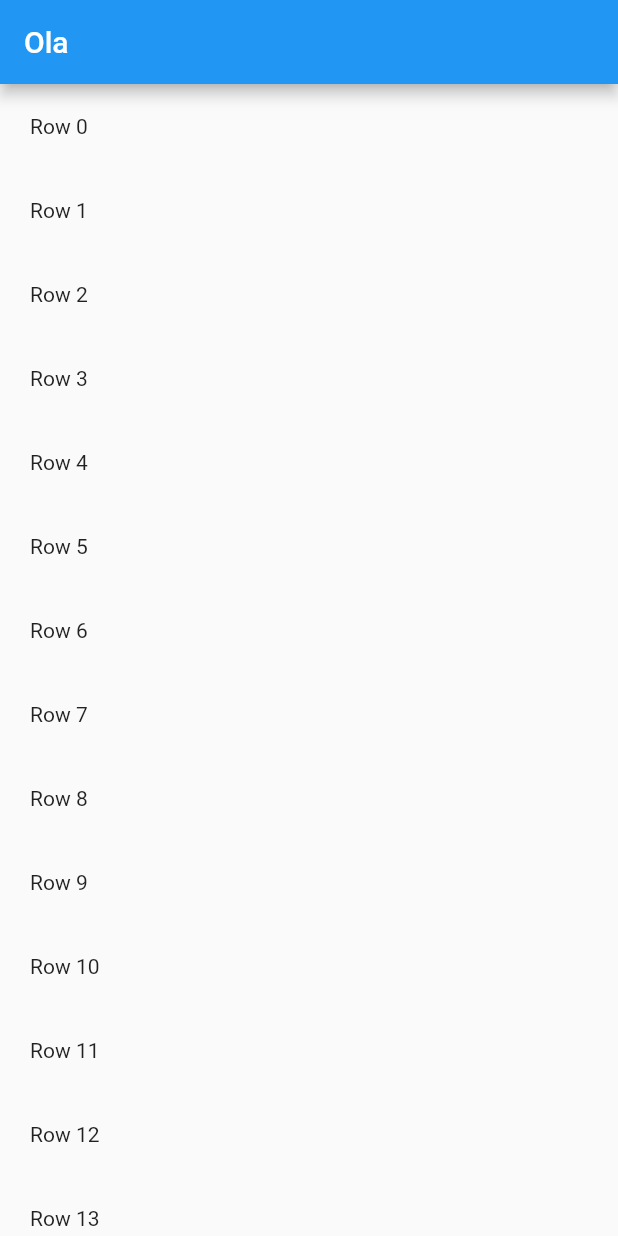
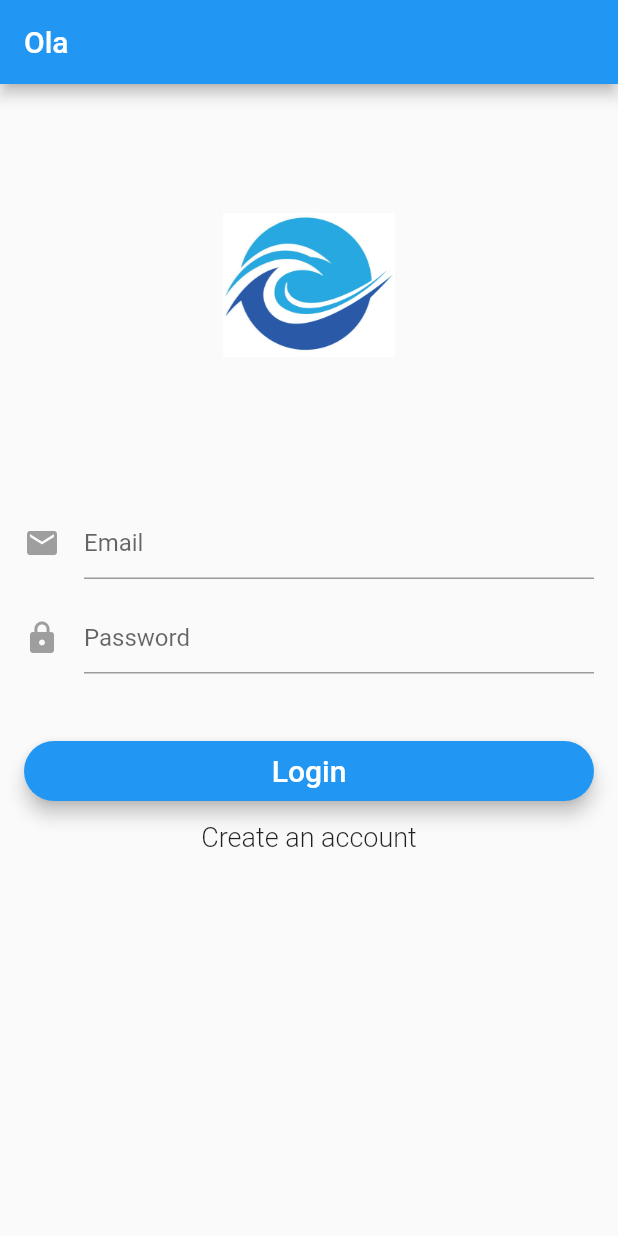
Before and after one commit to mkoehne/ola, a Flutter app: the screen it shows after launch, on a phone screen of 412 x 824 dp. Run offline on Flutter 3.47's test engine with Material 2 defaults, Android fonts, the phone set to English and light mode, and no system bars; our stand-ins replace firebase_auth, firebase_database; accounts and stored records are empty.

Commit message:
Firebase auth

```diff
--- a/lib/main.dart
+++ b/lib/main.dart
@@ -1,53 +1,20 @@
 import 'package:flutter/material.dart';
+import 'package:ola/services/authentication.dart';
+import 'package:ola/pages/root_page.dart';
 
 void main() {
-  runApp(new SampleApp());
+  runApp(new MyApp());
 }
 
-class SampleApp extends StatelessWidget {
-  // This widget is the root of your application.
+class MyApp extends StatelessWidget {
   @override
   Widget build(BuildContext context) {
     return new MaterialApp(
-      title: 'Sample App',
-      theme: new ThemeData(
-        primarySwatch: Colors.blue,
-      ),
-      home: new SampleAppPage(),
-    );
+        title: 'Ola',
+        debugShowCheckedModeBanner: false,
+        theme: new ThemeData(
+          primarySwatch: Colors.blue,
+        ),
+        home: new RootPage(auth: new Auth()));
   }
 }
-
-class SampleAppPage extends StatefulWidget {
-  SampleAppPage({Key key}) : super(key: key);
-
-  @override
-  _SampleAppPageState createState() => new _SampleAppPageState();
-}
-
-class _SampleAppPageState extends State<SampleAppPage> {
-  @override
-  Widget build(BuildContext context) {
-    return new Scaffold(
-      appBar: new AppBar(
-        title: new Text("Ola"),
-      ),
-      body: new ListView(children: _getListData()),
-    );
-  }
-
-  _getListData() {
-    List<Widget> widgets = [];
-    for (int i = 0; i < 100; i++) {
-      widgets.add(new GestureDetector(
-        child: new Padding(
-            padding: new EdgeInsets.all(20.0),
-            child: new Text("Row $i")),
-        onTap: () {
-          print("row tapped $i");
-        },
-      ));
-    }
-    return widgets;
-  }
-}
--- /dev/null
+++ b/lib/pages/login_signup_page.dart
@@ -0,0 +1,240 @@
+import 'package:flutter/material.dart';
+import 'package:ola/services/authentication.dart';
+
+class LoginSignUpPage extends StatefulWidget {
+  LoginSignUpPage({this.auth, this.onSignedIn});
+
+  final BaseAuth auth;
+  final VoidCallback onSignedIn;
+
+  @override
+  State<StatefulWidget> createState() => new _LoginSignUpPageState();
+}
+
+enum FormMode { LOGIN, SIGNUP }
+
+class _LoginSignUpPageState extends State<LoginSignUpPage> {
+  final _formKey = new GlobalKey<FormState>();
+
+  String _email;
+  String _password;
+  String _errorMessage;
+
+  // Initial form is login form
+  FormMode _formMode = FormMode.LOGIN;
+  bool _isIos;
+  bool _isLoading;
+
+  // Check if form is valid before perform login or signup
+  bool _validateAndSave() {
+    final form = _formKey.currentState;
+    if (form.validate()) {
+      form.save();
+      return true;
+    }
+    return false;
+  }
+
+  // Perform login or signup
+  _validateAndSubmit() async {
+    setState(() {
+      _errorMessage = "";
+      _isLoading = true;
+    });
+    if (_validateAndSave()) {
+      String userId = "";
+      try {
+        if (_formMode == FormMode.LOGIN) {
+          userId = await widget.auth.signIn(_email, _password);
+          print('Signed in: $userId');
+        } else {
+          userId = await widget.auth.signUp(_email, _password);
+          print('Signed up user: $userId');
+        }
+        setState(() {
+          _isLoading = false;
+        });
+
+        if (userId.length > 0 && userId != null) {
+          widget.onSignedIn();
+        }
+
+      } catch (e) {
+        print('Error: $e');
+        setState(() {
+          _isLoading = false;
+          if (_isIos) {
+            _errorMessage = e.details;
+          } else
+            _errorMessage = e.message;
+        });
+      }
+    }
+  }
+
+  @override
+  void initState() {
+    _errorMessage = "";
+    _isLoading = false;
+    super.initState();
+  }
+
+  void _changeFormToSignUp() {
+    _formKey.currentState.reset();
+    _errorMessage = "";
+    setState(() {
+      _formMode = FormMode.SIGNUP;
+    });
+  }
+
+  void _changeFormToLogin() {
+    _formKey.currentState.reset();
+    _errorMessage = "";
+    setState(() {
+      _formMode = FormMode.LOGIN;
+    });
+  }
+
+  @override
+  Widget build(BuildContext context) {
+    _isIos = Theme.of(context).platform == TargetPlatform.iOS;
+    return new Scaffold(
+        appBar: new AppBar(
+          title: new Text('Ola'),
+        ),
+        body: Stack(
+          children: <Widget>[
+            _showBody(),
+            _showCircularProgress(),
+          ],
+        ));
+  }
+
+  Widget _showCircularProgress(){
+    if (_isLoading) {
+      return Center(child: CircularProgressIndicator());
+    } return Container(height: 0.0, width: 0.0,);
+
+  }
+
+  Widget _showBody(){
+    return new Container(
+        padding: EdgeInsets.all(16.0),
+        child: new Form(
+          key: _formKey,
+          child: new ListView(
+            shrinkWrap: true,
+            children: <Widget>[
+              _showLogo(),
+              _showEmailInput(),
+              _showPasswordInput(),
+              _showPrimaryButton(),
+              _showSecondaryButton(),
+              _showErrorMessage(),
+            ],
+          ),
+        ));
+  }
+
+  Widget _showErrorMessage() {
+    if (_errorMessage.length > 0 && _errorMessage != null) {
+      return new Text(
+        _errorMessage,
+        style: TextStyle(
+            fontSize: 13.0,
+            color: Colors.red,
+            height: 1.0,
+            fontWeight: FontWeight.w300),
+      );
+    } else {
+      return new Container(
+        height: 0.0,
+      );
+    }
+  }
+
+  Widget _showLogo() {
+    return new Hero(
+      tag: 'hero',
+      child: Padding(
+        padding: EdgeInsets.fromLTRB(0.0, 70.0, 0.0, 0.0),
+        child: CircleAvatar(
+          backgroundColor: Colors.transparent,
+          radius: 48.0,
+          child: Image.asset('assets/flutter-icon.png'),
+        ),
+      ),
+    );
+  }
+
+  Widget _showEmailInput() {
+    return Padding(
+      padding: const EdgeInsets.fromLTRB(0.0, 100.0, 0.0, 0.0),
+      child: new TextFormField(
+        maxLines: 1,
+        keyboardType: TextInputType.emailAddress,
+        autofocus: false,
+        decoration: new InputDecoration(
+            hintText: 'Email',
+            icon: new Icon(
+              Icons.mail,
+              color: Colors.grey,
+            )),
+        validator: (value) => value.isEmpty ? 'Email can\'t be empty' : null,
+        onSaved: (value) => _email = value,
+      ),
+    );
+  }
+
+  Widget _showPasswordInput() {
+    return Padding(
+      padding: const EdgeInsets.fromLTRB(0.0, 15.0, 0.0, 0.0),
+      child: new TextFormField(
+        maxLines: 1,
+        obscureText: true,
+        autofocus: false,
+        decoration: new InputDecoration(
+            hintText: 'Password',
+            icon: new Icon(
+              Icons.lock,
+              color: Colors.grey,
+            )),
+        validator: (value) => value.isEmpty ? 'Password can\'t be empty' : null,
+        onSaved: (value) => _password = value,
+      ),
+    );
+  }
+
+  Widget _showSecondaryButton() {
+    return new FlatButton(
+      child: _formMode == FormMode.LOGIN
+          ? new Text('Create an account',
+              style: new TextStyle(fontSize: 18.0, fontWeight: FontWeight.w300))
+          : new Text('Have an account? Sign in',
+              style:
+                  new TextStyle(fontSize: 18.0, fontWeight: FontWeight.w300)),
+      onPressed: _formMode == FormMode.LOGIN
+          ? _changeFormToSignUp
+          : _changeFormToLogin,
+    );
+  }
+
+  Widget _showPrimaryButton() {
+    return new Padding(
+        padding: EdgeInsets.fromLTRB(0.0, 45.0, 0.0, 0.0),
+        child: SizedBox(
+          height: 40.0,
+          child: new RaisedButton(
+            elevation: 5.0,
+            shape: new RoundedRectangleBorder(borderRadius: new BorderRadius.circular(30.0)),
+            color: Colors.blue,
+            child: _formMode == FormMode.LOGIN
+                ? new Text('Login',
+                    style: new TextStyle(fontSize: 20.0, color: Colors.white))
+                : new Text('Create account',
+                    style: new TextStyle(fontSize: 20.0, color: Colors.white)),
+            onPressed: _validateAndSubmit,
+          ),
+        ));
+  }
+}
--- /dev/null
+++ b/lib/pages/root_page.dart
@@ -0,0 +1,92 @@
+import 'package:flutter/material.dart';
+import 'package:ola/pages/login_signup_page.dart';
+import 'package:ola/services/authentication.dart';
+import 'package:ola/pages/home_page.dart';
+
+class RootPage extends StatefulWidget {
+  RootPage({this.auth});
+
+  final BaseAuth auth;
+
+  @override
+  State<StatefulWidget> createState() => new _RootPageState();
+}
+
+enum AuthStatus {
+  NOT_DETERMINED,
+  NOT_LOGGED_IN,
+  LOGGED_IN,
+}
+
+class _RootPageState extends State<RootPage> {
+  AuthStatus authStatus = AuthStatus.NOT_DETERMINED;
+  String _userId = "";
+
+  @override
+  void initState() {
+    super.initState();
+    widget.auth.getCurrentUser().then((user) {
+      setState(() {
+        if (user != null) {
+          _userId = user?.uid;
+        }
+        authStatus =
+            user?.uid == null ? AuthStatus.NOT_LOGGED_IN : AuthStatus.LOGGED_IN;
+      });
+    });
+  }
+
+  void _onLoggedIn() {
+    widget.auth.getCurrentUser().then((user){
+      setState(() {
+        _userId = user.uid.toString();
+      });
+    });
+    setState(() {
+      authStatus = AuthStatus.LOGGED_IN;
+
+    });
+  }
+
+  void _onSignedOut() {
+    setState(() {
+      authStatus = AuthStatus.NOT_LOGGED_IN;
+      _userId = "";
+    });
+  }
+
+  Widget _buildWaitingScreen() {
+    return Scaffold(
+      body: Container(
+        alignment: Alignment.center,
+        child: CircularProgressIndicator(),
+      ),
+    );
+  }
+
+  @override
+  Widget build(BuildContext context) {
+    switch (authStatus) {
+      case AuthStatus.NOT_DETERMINED:
+        return _buildWaitingScreen();
+        break;
+      case AuthStatus.NOT_LOGGED_IN:
+        return new LoginSignUpPage(
+          auth: widget.auth,
+          onSignedIn: _onLoggedIn,
+        );
+        break;
+      case AuthStatus.LOGGED_IN:
+        if (_userId.length > 0 && _userId != null) {
+          return new HomePage(
+            userId: _userId,
+            auth: widget.auth,
+            onSignedOut: _onSignedOut,
+          );
+        } else return _buildWaitingScreen();
+        break;
+      default:
+        return _buildWaitingScreen();
+    }
+  }
+}
--- /dev/null
+++ b/lib/services/authentication.dart
@@ -0,0 +1,37 @@
+import 'dart:async';
+import 'package:firebase_auth/firebase_auth.dart';
+
+abstract class BaseAuth {
+  Future<String> signIn(String email, String password);
+
+  Future<String> signUp(String email, String password);
+
+  Future<FirebaseUser> getCurrentUser();
+
+  Future<void> signOut();
+}
+
+class Auth implements BaseAuth {
+  final FirebaseAuth _firebaseAuth = FirebaseAuth.instance;
+
+  Future<String> signIn(String email, String password) async {
+    FirebaseUser user = await _firebaseAuth.signInWithEmailAndPassword(
+        email: email, password: password);
+    return user.uid;
+  }
+
+  Future<String> signUp(String email, String password) async {
+    FirebaseUser user = await _firebaseAuth.createUserWithEmailAndPassword(
+        email: email, password: password);
+    return user.uid;
+  }
+
+  Future<FirebaseUser> getCurrentUser() async {
+    FirebaseUser user = await _firebaseAuth.currentUser();
+    return user;
+  }
+
+  Future<void> signOut() async {
+    return _firebaseAuth.signOut();
+  }
+}
--- a/pubspec.yaml
+++ b/pubspec.yaml
@@ -19,6 +19,8 @@ dependencies:
   # The following adds the Cupertino Icons font to your application.
   # Use with the CupertinoIcons class for iOS style icons.
   cupertino_icons: ^0.1.2
+  firebase_auth: ^0.6.6
+  firebase_database: ^1.0.5
 
 dev_dependencies:
   flutter_test:
@@ -35,6 +37,9 @@ flutter:
   # included with your application, so that you can use the icons in
   # the material Icons class.
   uses-material-design: true
+
+  assets:
+    - assets/flutter-icon.png
 
   # To add assets to your application, add an assets section, like this:
   # assets:
```
Also changed, not shown: lib/models/todo.dart (added, +24 -0 lines), lib/pages/home_page.dart (added, +200 -0 lines), assets/flutter-icon.png (added), assets/flutter-icon1.png (added), assets/piggy-bank.png (added), lib/generated/i18n.dart (added), 10 other files.
